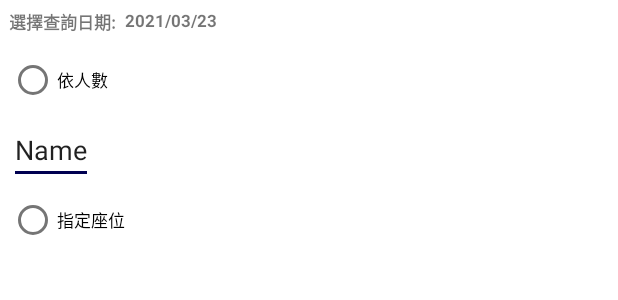
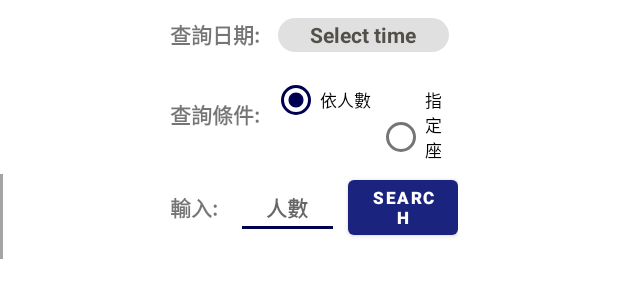
Before and after one commit to EnzoHsieh-Android/mCitrusTablet, an Android app: the layout dialog_search_table.xml on its own in the app's theme, with its tools: preview values and no code run, on a phone screen of 412 x 824 dp. Shown: the top 300 px of the screen. Run offline under Robolectric (Android 15) with nearby library versions, the light colour scheme and no system bars.

Commit message:
prepare dialog ui

```diff
--- a/app/src/main/java/com/citrus/mCitrusTablet/util/ui/CustomDatePickerDialog.kt
+++ b/app/src/main/java/com/citrus/mCitrusTablet/util/ui/CustomDatePickerDialog.kt
@@ -2,15 +2,12 @@ package com.citrus.mCitrusTablet.util.ui
 
 
 import android.content.Context
-import android.content.SharedPreferences
 import android.graphics.Point
-import android.util.Log
 import android.view.Gravity
 import android.view.View
 import android.widget.RadioGroup
 import android.widget.TextView
 import com.citrus.mCitrusTablet.R
-import com.citrus.mCitrusTablet.util.Constants.SHARED_PREFERENCES_NAME
 import com.wdullaer.materialdatetimepicker.time.TimePickerDialog
 import com.citrus.mCitrusTablet.util.Constants.dateFormatSql
 import com.citrus.mCitrusTablet.util.exhaustive
--- a/app/src/main/res/layout/dialog_search_table.xml
+++ b/app/src/main/res/layout/dialog_search_table.xml
@@ -1,76 +1,164 @@
 <?xml version="1.0" encoding="utf-8"?>
 <androidx.constraintlayout.widget.ConstraintLayout xmlns:android="http://schemas.android.com/apk/res/android"
     xmlns:app="http://schemas.android.com/apk/res-auto"
+    android:layout_width="match_parent"
+    android:layout_height="wrap_content"
     xmlns:tools="http://schemas.android.com/tools"
-    android:layout_width="match_parent"
-    android:layout_height="wrap_content">
+    tools:ignore="MissingPrefix">
 
+
+    <LinearLayout
+        android:layout_margin="@dimen/dp_5"
+        android:id="@+id/select_day_hint"
+        android:layout_width="wrap_content"
+        android:layout_height="wrap_content"
+        android:orientation="horizontal"
+        app:layout_constraintTop_toTopOf="parent"
+        app:layout_constraintStart_toStartOf="parent"
+        app:layout_constraintEnd_toEndOf="parent"
+        >
 
         <TextView
             android:layout_margin="@dimen/dp_5"
-        android:id="@+id/select_day_hint"
+            android:layout_width="wrap_content"
+            android:layout_height="wrap_content"
+            android:text="查詢日期:"
+            android:textSize="@dimen/sp_12"
+            android:textStyle="bold" />
+
+        <TextView
+            android:gravity="center"
+            android:id="@+id/llDate"
+            android:layout_margin="@dimen/dp_5"
+            android:layout_width="@dimen/dp_100"
+            android:layout_height="@dimen/dp_20"
+            android:layout_marginStart="@dimen/dp_5"
+            android:background="@drawable/button_overlay_15"
+            android:textColor="@color/selector_text"
+            android:text="@string/select_time"
+            android:textSize="@dimen/sp_12"
+            android:textStyle="bold"
+          />
+
+    </LinearLayout>
+
+    <LinearLayout
+        android:id="@+id/choseType"
         android:layout_width="0dp"
         android:layout_height="wrap_content"
-        android:text="選擇查詢日期:"
-        android:textSize="@dimen/sp_10"
-        android:textStyle="bold"
-        app:layout_constraintStart_toStartOf="parent"
-        app:layout_constraintTop_toTopOf="parent" />
+        app:layout_constraintTop_toBottomOf="@+id/select_day_hint"
+        app:layout_constraintStart_toStartOf="@+id/select_day_hint"
+        app:layout_constraintEnd_toEndOf="@+id/select_day_hint"
+        android:gravity="center"
+        >
 
         <TextView
-        android:id="@+id/llDate"
             android:layout_margin="@dimen/dp_5"
             android:layout_width="wrap_content"
             android:layout_height="wrap_content"
-        android:layout_marginStart="@dimen/dp_5"
-        android:text="2021/03/23"
-        android:textSize="@dimen/sp_10"
-        android:textStyle="bold"
-        app:layout_constraintStart_toEndOf="@+id/select_day_hint"
-        app:layout_constraintTop_toTopOf="parent" />
+            android:text="查詢條件:"
+            android:textSize="@dimen/sp_12"
+            android:textStyle="bold" />
 
         <RadioGroup
-        android:layout_margin="@dimen/dp_5"
-        android:id="@+id/choseType"
-        app:layout_constraintTop_toBottomOf="@+id/select_day_hint"
-        app:layout_constraintStart_toStartOf="parent"
+            android:id="@+id/rb_group"
             android:layout_width="match_parent"
             android:layout_height="wrap_content"
-        android:orientation="vertical" >
+            android:orientation="horizontal" >
 
             <RadioButton
-            android:id="@+id/radioButton"
-            android:layout_width="match_parent"
+                android:layout_margin="@dimen/dp_2"
+                android:checked="true"
+                android:id="@+id/rb_people"
+                android:layout_width="wrap_content"
                 android:layout_height="wrap_content"
                 android:textSize="@dimen/sp_10"
                 android:text="依人數" />
 
-        <EditText
+            <RadioButton
+                android:layout_margin="@dimen/dp_2"
+                android:id="@+id/rb_seat"
                 android:layout_width="wrap_content"
-            android:layout_height="wrap_content"
-            android:text="@string/name"
-            android:inputType="none"/>
-
-        <RadioButton
-            android:id="@+id/radioButton2"
-            android:layout_width="match_parent"
                 android:layout_height="wrap_content"
                 android:textSize="@dimen/sp_10"
                 android:text="指定座位" />
 
         </RadioGroup>
 
+    </LinearLayout>
+
+
+    <View
+        android:layout_marginTop="@dimen/dp_4"
+        android:layout_marginBottom="@dimen/dp_4"
+        app:layout_constraintTop_toBottomOf="@id/choseType"
+        app:layout_constraintBottom_toBottomOf="parent"
+        app:layout_constraintEnd_toEndOf="@+id/spread_part"
+        app:layout_constraintStart_toStartOf="@+id/spread_part"
+        android:id="@+id/viewLine"
+        android:layout_width="2dp"
+        android:layout_height="0dp"
+        android:background="@color/deepGray"/>
+
+
+    <LinearLayout
+        android:id="@+id/searchBtn"
+        android:layout_width="0dp"
+        android:layout_height="wrap_content"
+        app:layout_constraintTop_toBottomOf="@+id/choseType"
+        app:layout_constraintStart_toStartOf="@+id/select_day_hint"
+        app:layout_constraintEnd_toEndOf="@+id/select_day_hint"
+        android:gravity="center"
+        >
+
+        <TextView
+            android:layout_margin="@dimen/dp_5"
+            android:layout_width="wrap_content"
+            android:layout_height="wrap_content"
+            android:text="輸入:"
+            android:textSize="@dimen/sp_12"
+            android:textStyle="bold" />
+
+        <EditText
+            android:id="@+id/et_people"
+            android:gravity="center"
+            android:layout_margin="@dimen/dp_5"
+            android:layout_width="@dimen/dp_60"
+            android:layout_height="wrap_content"
+            android:hint="人數"
+            android:textSize="@dimen/sp_12"
+            android:textStyle="bold" />
+
+        <EditText
+            android:id="@+id/et_seat"
+            android:gravity="center"
+            android:visibility="gone"
+            android:layout_margin="@dimen/dp_5"
+            android:layout_width="@dimen/dp_60"
+            android:layout_height="wrap_content"
+            android:hint="座位"
+            android:textSize="@dimen/sp_12"
+            android:textStyle="bold" />
+
+        <Button
+            android:layout_width="wrap_content"
+            android:layout_height="wrap_content"
+            android:textStyle="bold"
+            android:textColor="@color/white"
+            android:textSize="@dimen/sp_10"
+            android:text="Search"
+            app:bl_corners_radius="@dimen/dp_10"/>
+
+    </LinearLayout>
 
     <androidx.recyclerview.widget.RecyclerView
-        android:visibility="gone"
         android:layout_margin="@dimen/dp_5"
-        app:layout_constraintTop_toBottomOf="@+id/choseType"
+        app:layout_constraintTop_toBottomOf="@+id/searchBtn"
         app:layout_constraintBottom_toBottomOf="parent"
         app:layout_constraintEnd_toEndOf="parent"
         app:layout_constraintStart_toStartOf="parent"
         android:layout_width="0dp"
-        android:layout_height="@dimen/dp_300"
-        android:background="@color/primaryColor"
+        android:layout_height="0dp"
         />
 
 </androidx.constraintlayout.widget.ConstraintLayout>
--- a/app/src/main/res/values/strings.xml
+++ b/app/src/main/res/values/strings.xml
@@ -36,7 +36,7 @@
     <string name="checked">Checked</string>
     <string name="rsno">Store ID:</string>
     <string name="setting">Setting</string>
-    <string name="people">Seats</string>
+    <string name="people">People</string>
     <string name="slide">Slide to add</string>
     <string name="apply">apply</string>
     <string name="submitErrorMsg">Please fill out all the fields</string>
@@ -47,6 +47,7 @@
     <string name="res_ok">Reservation Complete</string>
     <string name="res_ng">Reservation Fail</string>
     <string name="close_msg">Do you want to close the app?</string>
+    <string name="otherSeat">There is no free seat in the selected time period, the adjacent time period available is：</string>
     <!-- TODO: Remove or change this placeholder text -->
 
 </resources>
```
Also changed, not shown: app/src/main/java/com/citrus/mCitrusTablet/util/ui/CustomGuestDetailDialog.kt (+0 -8 lines), app/src/main/java/com/citrus/mCitrusTablet/util/ui/CustomOtherSeatDialog.kt (added, +39 -0 lines), app/src/main/java/com/citrus/mCitrusTablet/util/ui/CustomSearchTableDialog.kt (+23 -0 lines), app/src/main/java/com/citrus/mCitrusTablet/view/reservation/ReservationFragment.kt (+18 -16 lines), app/src/main/java/com/citrus/mCitrusTablet/view/setting/SettingFragment.kt (+24 -31 lines), app/src/main/res/layout/dialog_other_seat.xml (added, +34 -0 lines), 2 other files. Lines whose indentation alone changed are shown as unchanged.
